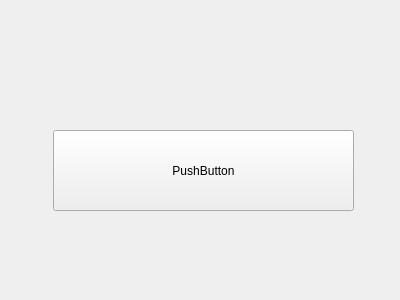
Old version of the form Client/Plugins/Administration/AdminFram.ui in the repository freakyzoidberg/horus-edu.
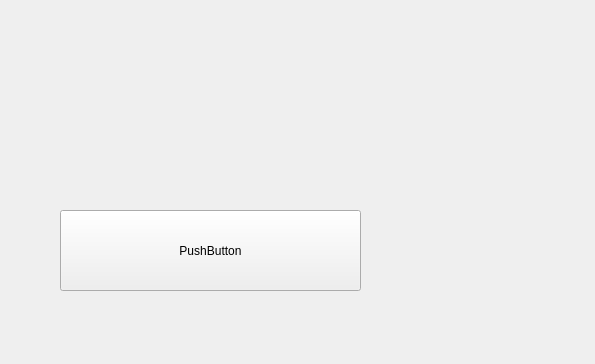
New version of the form.

Diff of the .ui file:
```diff
--- a/Client/Plugins/Administration/AdminFram.ui
+++ b/Client/Plugins/Administration/AdminFram.ui
@@ -6,8 +6,8 @@
    <rect>
     <x>0</x>
     <y>0</y>
-    <width>400</width>
-    <height>300</height>
+    <width>595</width>
+    <height>364</height>
    </rect>
   </property>
   <property name="windowTitle">
@@ -16,8 +16,8 @@
   <widget class="QPushButton" name="pushButton">
    <property name="geometry">
     <rect>
-     <x>53</x>
-     <y>130</y>
+     <x>60</x>
+     <y>210</y>
      <width>301</width>
      <height>81</height>
     </rect>
```
